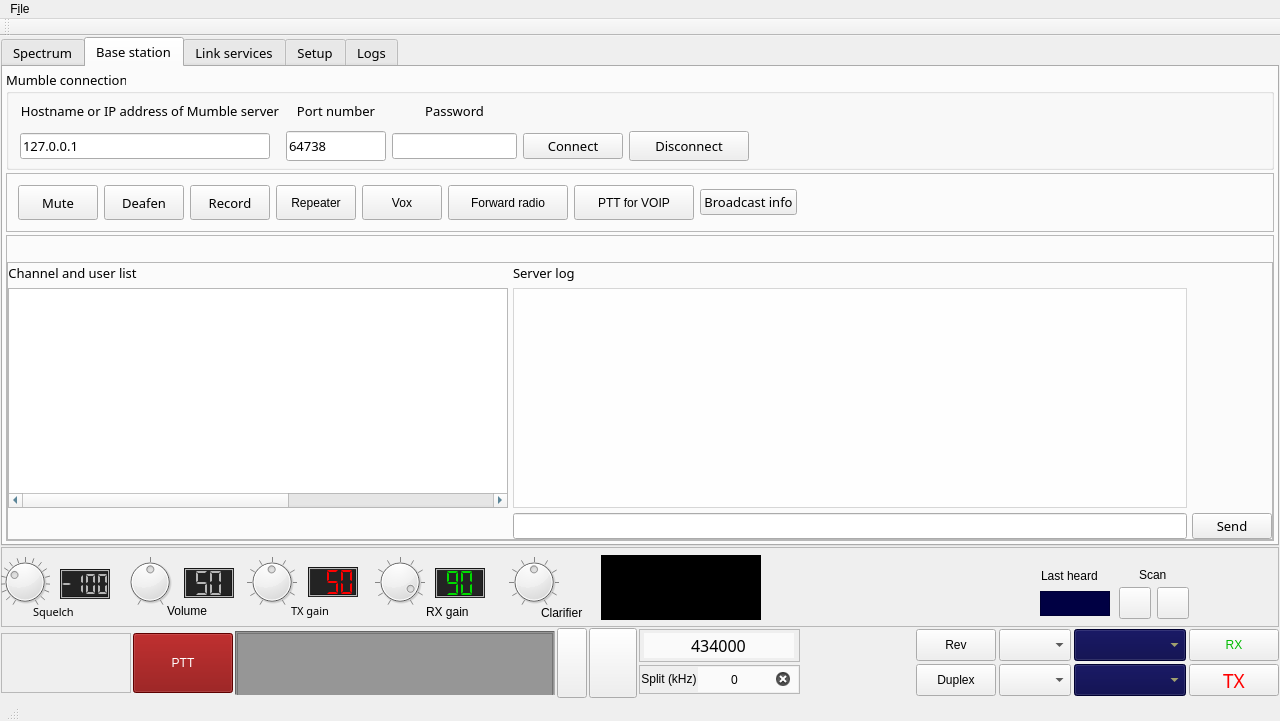
Qt form mainwindow.ui (qradiolink/qradiolink) before a commit.
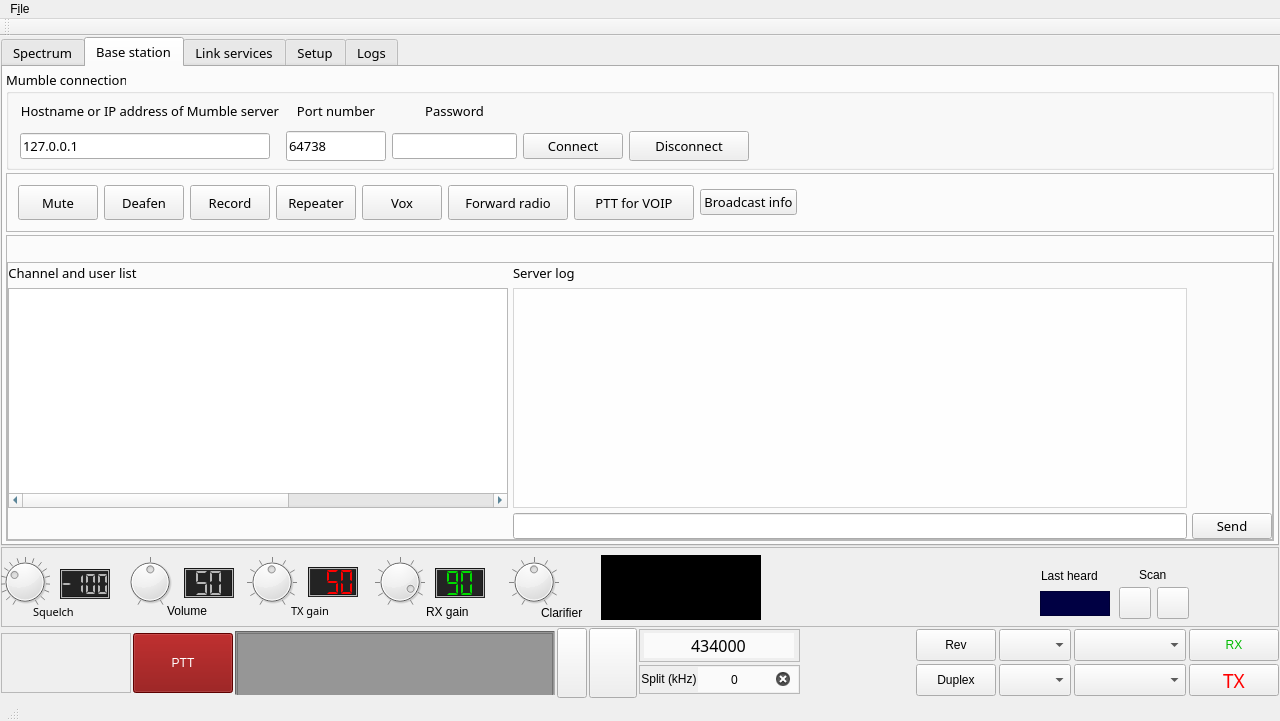
The same form after that commit. The open tabs and pages were chosen to show the change. Icons and pictures are not drawn. Custom widgets are drawn as their Qt base class.

Commit message: Adjust CSS on GTK DE to look the same with KDE

Patch:
```diff
--- a/mainwindow.ui
+++ b/mainwindow.ui
@@ -1677,9 +1677,7 @@
                 <bool>false</bool>
                </property>
                <property name="styleSheet">
-                <string notr="true">font: 10pt &quot;Sans Serif&quot;;
-border-width: 4px;
-</string>
+                <string notr="true"/>
                </property>
                <property name="text">
                 <string>Repeater</string>
@@ -1730,9 +1728,7 @@
                 <bool>false</bool>
                </property>
                <property name="styleSheet">
-                <string notr="true">font: 10pt &quot;Sans Serif&quot;;
-border-width: 4px;
-</string>
+                <string notr="true"/>
                </property>
                <property name="text">
                 <string>Vox</string>
@@ -1780,9 +1776,7 @@
                 <bool>false</bool>
                </property>
                <property name="styleSheet">
-                <string notr="true">font: 10pt &quot;Sans Serif&quot;;
-border-width: 4px;
-</string>
+                <string notr="true"/>
                </property>
                <property name="text">
                 <string>Forward radio</string>
@@ -1824,9 +1818,7 @@
                 <bool>false</bool>
                </property>
                <property name="styleSheet">
-                <string notr="true">font: 10pt &quot;Sans Serif&quot;;
-border-width: 4px;
-</string>
+                <string notr="true"/>
                </property>
                <property name="text">
                 <string>PTT for VOIP</string>
@@ -5623,9 +5615,7 @@
              <string>TX Modulation</string>
             </property>
             <property name="styleSheet">
-             <string notr="true">color: rgb(240, 240, 119);
-background-color: rgb(0, 0, 67);
-font: 9pt &quot;Sans Serif&quot;;</string>
+             <string notr="true">font: 9pt &quot;Sans Serif&quot;;</string>
             </property>
             <property name="maxVisibleItems">
              <number>25</number>
@@ -5665,9 +5655,7 @@
              <string>RX Modulation</string>
             </property>
             <property name="styleSheet">
-             <string notr="true">color: rgb(240, 240, 119);
-background-color: rgb(0, 0, 67);
-font: 9pt &quot;Sans Serif&quot;;</string>
+             <string notr="true">font: 9pt &quot;Sans Serif&quot;;</string>
             </property>
             <property name="maxVisibleItems">
              <number>25</number>
```
Left out of the diff: 13 changed lines with no effect on the pictures. The commit also changes 1 other file.
